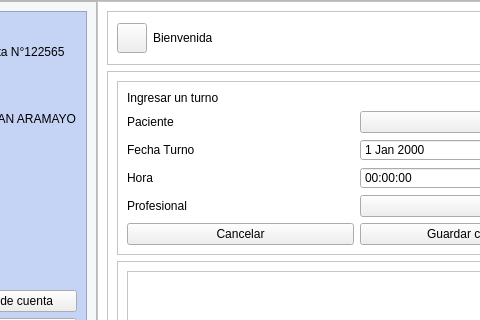
Before: the Qt Designer form ui/ventanaPrincipal.ui in agulujan41proj/login, drawn with Qt 5; both pictures show x 122 to 602 and y 0 to 320 of the 739 by 706 pixel window.
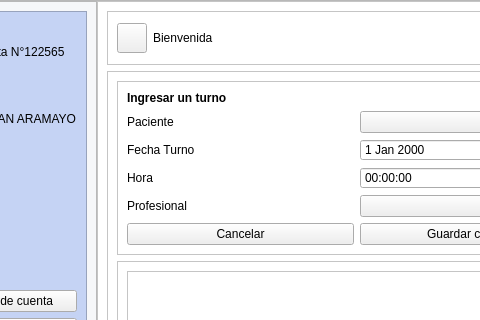
After: the same form once the commit is applied. Icons and pictures are not drawn.

What changed in the file:
```diff
--- a/ui/ventanaPrincipal.ui
+++ b/ui/ventanaPrincipal.ui
@@ -332,6 +332,9 @@
                     <height>100</height>
                    </size>
                   </property>
+                  <property name="styleSheet">
+                   <string notr="true">font:bold;</string>
+                  </property>
                   <property name="text">
                    <string>Ingresar un turno</string>
                   </property>
```
Left out of the diff: 20 changed lines with no effect on the pictures.
